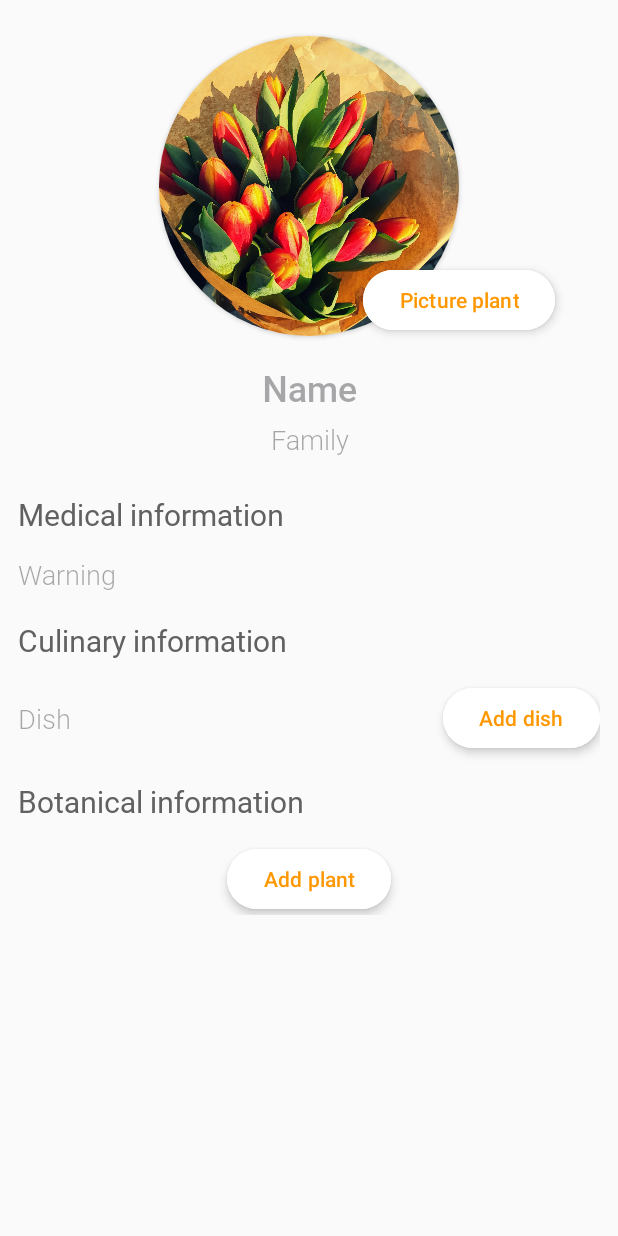
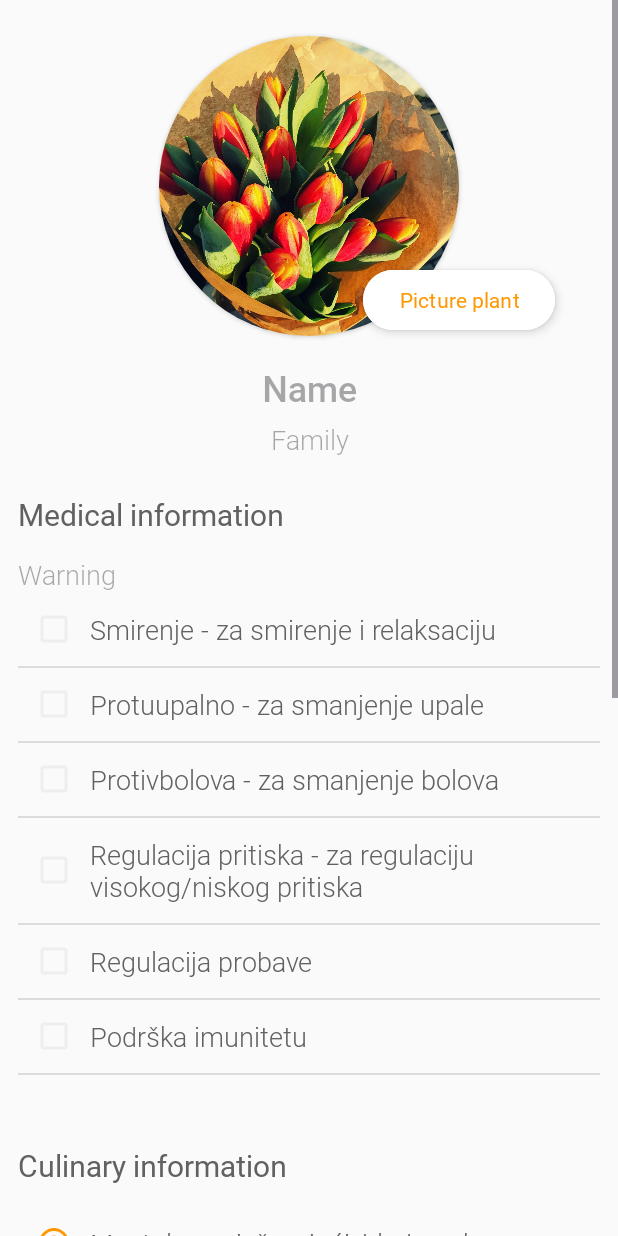
Before and after one commit to kanitakadusic/cuvarkuca, an Android app: the NovaBiljkaActivity screen opened directly, with no data from a screen before it, on a phone screen of 412 x 824 dp. Run offline under Robolectric (Android 15) with nearby library versions, the light colour scheme and no system bars.

Commit message:
List adapter, enum interface

```diff
--- /dev/null
+++ b/app/src/main/java/ba/unsa/etf/rma/cuvarkuca/ChoiceListAdapter.kt
@@ -0,0 +1,40 @@
+package ba.unsa.etf.rma.cuvarkuca
+
+import android.content.Context
+import android.view.LayoutInflater
+import android.view.View
+import android.view.ViewGroup
+import android.widget.ArrayAdapter
+import android.widget.TextView
+
+abstract class ChoiceListAdapter<T : EnumString>(
+    context: Context,
+    protected val enumList: List<T>,
+    private val icons: Pair<Int, Int>
+) : ArrayAdapter<T>(context, 0, enumList) {
+
+    protected abstract fun toggleSelection(position: Int)
+    protected abstract fun isSelectedItem(position: Int): Boolean
+
+    override fun getView(
+        position: Int,
+        convertView: View?,
+        parent: ViewGroup
+    ): View {
+        val view = convertView ?: LayoutInflater
+            .from(context)
+            .inflate(R.layout.listview_item, parent, false)
+
+        val text: TextView = view.findViewById(R.id.listview_item_TEXTVIEW)
+        text.text = enumList[position].string
+
+        val drawable = if (isSelectedItem(position)) icons.first else icons.second
+        text.setCompoundDrawablesWithIntrinsicBounds(drawable, 0, 0, 0)
+
+        text.setOnClickListener {
+            toggleSelection(position)
+        }
+
+        return view
+    }
+}
--- /dev/null
+++ b/app/src/main/java/ba/unsa/etf/rma/cuvarkuca/EnumString.kt
@@ -0,0 +1,5 @@
+package ba.unsa.etf.rma.cuvarkuca
+
+interface EnumString {
+    val string: String
+}
--- a/app/src/main/java/ba/unsa/etf/rma/cuvarkuca/FocusPlantUtility.kt
+++ b/app/src/main/java/ba/unsa/etf/rma/cuvarkuca/FocusPlantUtility.kt
@@ -22,12 +22,12 @@ class FocusPlantUtility {
 
             val benefitList = plant.medicinskeKoristi
             for (i in 0 until minOf(holder.benefits.size, benefitList.size)) {
-                holder.benefits[i].text = benefitList[i].opis
+                holder.benefits[i].text = benefitList[i].string
             }
         }
 
         fun bindCulinaryData(holder: PlantListAdapter.PlantViewHolder, plant: Biljka) {
-            holder.taste.text = plant.profilOkusa.opis
+            holder.taste.text = plant.profilOkusa.string
 
             val dishList = plant.jela
             for (i in 0 until minOf(holder.dishes.size, dishList.size)) {
@@ -39,11 +39,11 @@ class FocusPlantUtility {
             holder.family.text = plant.porodica
 
             if (plant.klimatskiTipovi.isNotEmpty()) {
-                holder.climate.text = plant.klimatskiTipovi[0].opis
+                holder.climate.text = plant.klimatskiTipovi[0].string
             }
 
             if (plant.zemljisniTipovi.isNotEmpty()) {
-                holder.soil.text = plant.zemljisniTipovi[0].naziv
+                holder.soil.text = plant.zemljisniTipovi[0].string
             }
         }
     }
--- a/app/src/main/java/ba/unsa/etf/rma/cuvarkuca/KlimatskiTip.kt
+++ b/app/src/main/java/ba/unsa/etf/rma/cuvarkuca/KlimatskiTip.kt
@@ -1,6 +1,6 @@
 package ba.unsa.etf.rma.cuvarkuca
 
-enum class KlimatskiTip (val opis: String) {
+enum class KlimatskiTip (override val string: String) : EnumString {
     SREDOZEMNA("Mediteranska klima - suha, topla ljeta i blage zime"),
     TROPSKA("Tropska klima - topla i vlažna tokom cijele godine"),
     SUBTROPSKA("Subtropska klima - blage zime i topla do vruća ljeta"),
--- a/app/src/main/java/ba/unsa/etf/rma/cuvarkuca/MedicinskaKorist.kt
+++ b/app/src/main/java/ba/unsa/etf/rma/cuvarkuca/MedicinskaKorist.kt
@@ -1,6 +1,6 @@
 package ba.unsa.etf.rma.cuvarkuca
 
-enum class MedicinskaKorist (val opis: String) {
+enum class MedicinskaKorist (override val string: String) : EnumString {
     SMIRENJE("Smirenje - za smirenje i relaksaciju"),
     PROTUUPALNO("Protuupalno - za smanjenje upale"),
     PROTIVBOLOVA("Protivbolova - za smanjenje bolova"),
--- /dev/null
+++ b/app/src/main/java/ba/unsa/etf/rma/cuvarkuca/MultipleListAdapter.kt
@@ -0,0 +1,30 @@
+package ba.unsa.etf.rma.cuvarkuca
+
+import android.content.Context
+
+class MultipleListAdapter<T : EnumString>(
+    context: Context,
+    enumList: List<T>
+) : ChoiceListAdapter<T>(
+    context,
+    enumList,
+    Pair(R.drawable.checkbox_checked_24px, R.drawable.checkbox_unchecked_24px)
+) {
+
+    private var selected: HashSet<Int> = HashSet()
+
+    fun getSelectedItems(): List<T> {
+        return selected.map { position ->
+            super.enumList[position]
+        }
+    }
+
+    override fun toggleSelection(position: Int) {
+        if (selected.contains(position)) selected.remove(position)
+        else selected.add(position)
+
+        super.notifyDataSetChanged()
+    }
+
+    override fun isSelectedItem(position: Int): Boolean = selected.contains(position)
+}
--- a/app/src/main/java/ba/unsa/etf/rma/cuvarkuca/NovaBiljkaActivity.kt
+++ b/app/src/main/java/ba/unsa/etf/rma/cuvarkuca/NovaBiljkaActivity.kt
@@ -1,11 +1,30 @@
 package ba.unsa.etf.rma.cuvarkuca
 
 import android.os.Bundle
+import android.widget.ListView
 import androidx.appcompat.app.AppCompatActivity
 
 class NovaBiljkaActivity : AppCompatActivity() {
+    private lateinit var benefitLV: ListView
+    private lateinit var benefitLA: MultipleListAdapter<MedicinskaKorist>
+
+    private lateinit var tasteLV: ListView
+    private lateinit var tasteLA: SingleListAdapter<ProfilOkusaBiljke>
+
     override fun onCreate(savedInstanceState: Bundle?) {
         super.onCreate(savedInstanceState)
         setContentView(R.layout.activity_nova_biljka)
+
+        // LIST VIEW - BENEFITS
+
+        benefitLV = findViewById(R.id.medicinskaKoristLV)
+        benefitLA = MultipleListAdapter(this, MedicinskaKorist.entries)
+        benefitLV.adapter = benefitLA
+
+        // LIST VIEW - TASTE
+
+        tasteLV = findViewById(R.id.profilOkusaLV)
+        tasteLA = SingleListAdapter(this, ProfilOkusaBiljke.entries)
+        tasteLV.adapter = tasteLA
     }
 }
--- a/app/src/main/java/ba/unsa/etf/rma/cuvarkuca/ProfilOkusaBiljke.kt
+++ b/app/src/main/java/ba/unsa/etf/rma/cuvarkuca/ProfilOkusaBiljke.kt
@@ -1,6 +1,6 @@
 package ba.unsa.etf.rma.cuvarkuca
 
-enum class ProfilOkusaBiljke (val opis: String) {
+enum class ProfilOkusaBiljke (override val string: String) : EnumString {
     MENTA("Mentol - osvježavajući, hladan ukus"),
     CITRUSNI("Citrusni - osvježavajući, aromatičan"),
     SLATKI("Sladak okus"),
--- /dev/null
+++ b/app/src/main/java/ba/unsa/etf/rma/cuvarkuca/SingleListAdapter.kt
@@ -0,0 +1,24 @@
+package ba.unsa.etf.rma.cuvarkuca
+
+import android.content.Context
+
+class SingleListAdapter<T : EnumString>(
+    context: Context,
+    enumList: List<T>
+) : ChoiceListAdapter<T>(
+    context,
+    enumList,
+    Pair(R.drawable.radio_checked_24px, R.drawable.radio_unchecked_24px)
+) {
+
+    private var selected: Int = 0
+
+    fun getSelectedItem(): Int = selected
+
+    override fun toggleSelection(position: Int) {
+        selected = position
+        super.notifyDataSetChanged()
+    }
+
+    override fun isSelectedItem(position: Int): Boolean = selected == position
+}
--- a/app/src/main/java/ba/unsa/etf/rma/cuvarkuca/Zemljiste.kt
+++ b/app/src/main/java/ba/unsa/etf/rma/cuvarkuca/Zemljiste.kt
@@ -1,6 +1,6 @@
 package ba.unsa.etf.rma.cuvarkuca
 
-enum class Zemljiste (val naziv: String) {
+enum class Zemljiste (override val string: String) : EnumString {
     PJESKOVITO("Pjeskovito zemljište"),
     GLINENO("Glineno zemljište"),
     ILOVACA("Ilovača"),
--- /dev/null
+++ b/app/src/main/res/drawable/checkbox_checked_24px.xml
@@ -0,0 +1,10 @@
+<vector xmlns:android="http://schemas.android.com/apk/res/android"
+    android:width="24dp"
+    android:height="24dp"
+    android:viewportWidth="960"
+    android:viewportHeight="960"
+    android:tint="?attr/colorSecondary">
+  <path
+      android:fillColor="@android:color/white"
+      android:pathData="M424,648L706,366L650,310L424,536L310,422L254,478L424,648ZM200,840Q167,840 143.5,816.5Q120,793 120,760L120,200Q120,167 143.5,143.5Q167,120 200,120L760,120Q793,120 816.5,143.5Q840,167 840,200L840,760Q840,793 816.5,816.5Q793,840 760,840L200,840Z"/>
+</vector>
--- /dev/null
+++ b/app/src/main/res/drawable/checkbox_unchecked_24px.xml
@@ -0,0 +1,10 @@
+<vector xmlns:android="http://schemas.android.com/apk/res/android"
+    android:width="24dp"
+    android:height="24dp"
+    android:viewportWidth="960"
+    android:viewportHeight="960"
+    android:tint="?attr/colorOutline">
+  <path
+      android:fillColor="@android:color/white"
+      android:pathData="M200,840Q167,840 143.5,816.5Q120,793 120,760L120,200Q120,167 143.5,143.5Q167,120 200,120L760,120Q793,120 816.5,143.5Q840,167 840,200L840,760Q840,793 816.5,816.5Q793,840 760,840L200,840ZM200,760L760,760Q760,760 760,760Q760,760 760,760L760,200Q760,200 760,200Q760,200 760,200L200,200Q200,200 200,200Q200,200 200,200L200,760Q200,760 200,760Q200,760 200,760Z"/>
+</vector>
--- /dev/null
+++ b/app/src/main/res/drawable/radio_checked_24px.xml
@@ -0,0 +1,10 @@
+<vector xmlns:android="http://schemas.android.com/apk/res/android"
+    android:width="24dp"
+    android:height="24dp"
+    android:viewportWidth="960"
+    android:viewportHeight="960"
+    android:tint="?attr/colorSecondary">
+  <path
+      android:fillColor="@android:color/white"
+      android:pathData="M480,680Q563,680 621.5,621.5Q680,563 680,480Q680,397 621.5,338.5Q563,280 480,280Q397,280 338.5,338.5Q280,397 280,480Q280,563 338.5,621.5Q397,680 480,680ZM480,880Q397,880 324,848.5Q251,817 197,763Q143,709 111.5,636Q80,563 80,480Q80,397 111.5,324Q143,251 197,197Q251,143 324,111.5Q397,80 480,80Q563,80 636,111.5Q709,143 763,197Q817,251 848.5,324Q880,397 880,480Q880,563 848.5,636Q817,709 763,763Q709,817 636,848.5Q563,880 480,880ZM480,800Q614,800 707,707Q800,614 800,480Q800,346 707,253Q614,160 480,160Q346,160 253,253Q160,346 160,480Q160,614 253,707Q346,800 480,800ZM480,480Q480,480 480,480Q480,480 480,480Q480,480 480,480Q480,480 480,480Q480,480 480,480Q480,480 480,480Q480,480 480,480Q480,480 480,480Z"/>
+</vector>
--- /dev/null
+++ b/app/src/main/res/drawable/radio_unchecked_24px.xml
@@ -0,0 +1,10 @@
+<vector xmlns:android="http://schemas.android.com/apk/res/android"
+    android:width="24dp"
+    android:height="24dp"
+    android:viewportWidth="960"
+    android:viewportHeight="960"
+    android:tint="?attr/colorOutline">
+  <path
+      android:fillColor="@android:color/white"
+      android:pathData="M480,880Q397,880 324,848.5Q251,817 197,763Q143,709 111.5,636Q80,563 80,480Q80,397 111.5,324Q143,251 197,197Q251,143 324,111.5Q397,80 480,80Q563,80 636,111.5Q709,143 763,197Q817,251 848.5,324Q880,397 880,480Q880,563 848.5,636Q817,709 763,763Q709,817 636,848.5Q563,880 480,880ZM480,800Q614,800 707,707Q800,614 800,480Q800,346 707,253Q614,160 480,160Q346,160 253,253Q160,346 160,480Q160,614 253,707Q346,800 480,800ZM480,480Q480,480 480,480Q480,480 480,480Q480,480 480,480Q480,480 480,480Q480,480 480,480Q480,480 480,480Q480,480 480,480Q480,480 480,480Z"/>
+</vector>
--- a/app/src/main/res/layout/activity_nova_biljka.xml
+++ b/app/src/main/res/layout/activity_nova_biljka.xml
@@ -5,6 +5,7 @@
     xmlns:tools="http://schemas.android.com/tools"
     android:layout_width="match_parent"
     android:layout_height="match_parent"
+    android:overScrollMode="never"
     tools:context=".NovaBiljkaActivity">
 
     <androidx.constraintlayout.widget.ConstraintLayout
@@ -42,7 +43,7 @@
             android:layout_width="wrap_content"
             android:layout_height="wrap_content"
             android:text="@string/camera"
-            android:textColor="?attr/colorSecondary"
+            style="@style/ADD_button"
             android:backgroundTint="?attr/colorSurface"
             android:elevation="4dp"
             android:stateListAnimator="@null"
@@ -85,7 +86,7 @@
             android:layout_marginTop="18dp"
             android:layout_marginBottom="14dp"
             android:text="@string/medical_info"
-            style="@style/ADD_headings"
+            style="@style/ADD_heading"
             app:layout_constraintBottom_toTopOf="@id/medicinskoUpozorenjeET"
             app:layout_constraintEnd_toEndOf="parent"
             app:layout_constraintStart_toStartOf="parent"
@@ -97,7 +98,7 @@
             android:layout_height="wrap_content"
             android:hint="@string/warning"
             android:background="@null"
-            style="@style/ADD_inputs"
+            style="@style/ADD_input"
             android:importantForAutofill="no"
             app:layout_constraintBottom_toTopOf="@id/medicinskaKoristLV"
             app:layout_constraintEnd_toEndOf="parent"
@@ -107,7 +108,10 @@
         <ListView
             android:id="@+id/medicinskaKoristLV"
             android:layout_width="match_parent"
-            android:layout_height="wrap_content"
+            android:layout_height="350dp"
+            android:choiceMode="multipleChoice"
+            android:listSelector="@android:color/transparent"
+            android:overScrollMode="never"
             app:layout_constraintBottom_toTopOf="@id/culinaryTV"
             app:layout_constraintEnd_toEndOf="parent"
             app:layout_constraintStart_toStartOf="parent"
@@ -120,7 +124,7 @@
             android:layout_marginTop="18dp"
             android:layout_marginBottom="14dp"
             android:text="@string/culinary_info"
-            style="@style/ADD_headings"
+            style="@style/ADD_heading"
             app:layout_constraintBottom_toTopOf="@id/profilOkusaLV"
             app:layout_constraintEnd_toEndOf="parent"
             app:layout_constraintStart_toStartOf="parent"
@@ -129,7 +133,10 @@
         <ListView
             android:id="@+id/profilOkusaLV"
             android:layout_width="match_parent"
-            android:layout_height="wrap_content"
+            android:layout_height="500dp"
+            android:choiceMode="singleChoice"
+            android:listSelector="@android:color/transparent"
+            android:overScrollMode="never"
             app:layout_constraintBottom_toTopOf="@id/dodajJeloBtn"
             app:layout_constraintEnd_toEndOf="parent"
             app:layout_constraintStart_toStartOf="parent"
@@ -142,7 +149,7 @@
             android:layout_marginEnd="12dp"
             android:hint="@string/dish"
             android:background="@null"
-            style="@style/ADD_inputs"
+            style="@style/ADD_input"
             android:importantForAutofill="no"
             app:layout_constraintBottom_toTopOf="@id/jelaLV"
             app:layout_constraintEnd_toStartOf="@id/dodajJeloBtn"
@@ -154,7 +161,7 @@
             android:layout_width="wrap_content"
             android:layout_height="wrap_content"
             android:text="@string/add_dish"
-            android:textColor="?attr/colorSecondary"
+            style="@style/ADD_button"
             android:backgroundTint="?attr/colorSurface"
             android:elevation="4dp"
             android:stateListAnimator="@null"
@@ -179,7 +186,7 @@
             android:layout_marginTop="18dp"
             android:layout_marginBottom="14dp"
             android:text="@string/botanical_info"
-            style="@style/ADD_headings"
+            style="@style/ADD_heading"
             app:layout_constraintBottom_toTopOf="@id/klimatskiTipLV"
             app:layout_constraintEnd_toEndOf="parent"
             app:layout_constraintStart_toStartOf="parent"
@@ -208,7 +215,7 @@
             android:layout_width="wrap_content"
             android:layout_height="wrap_content"
             android:text="@string/add_plant"
-            android:textColor="?attr/colorSecondary"
+            style="@style/ADD_button"
             android:backgroundTint="?attr/colorSurface"
             android:elevation="4dp"
             android:stateListAnimator="@null"
--- /dev/null
+++ b/app/src/main/res/layout/listview_item.xml
@@ -0,0 +1,16 @@
+<?xml version="1.0" encoding="utf-8"?>
+<LinearLayout
+    xmlns:android="http://schemas.android.com/apk/res/android"
+    android:layout_width="match_parent"
+    android:layout_height="wrap_content"
+    android:layout_margin="12dp">
+
+    <TextView
+        android:id="@+id/listview_item_TEXTVIEW"
+        android:layout_width="match_parent"
+        android:layout_height="wrap_content"
+        android:padding="12dp"
+        android:drawablePadding="12dp"
+        style="@style/ADD_list" />
+
+</LinearLayout>
--- a/app/src/main/res/values-night/themes.xml
+++ b/app/src/main/res/values-night/themes.xml
@@ -18,6 +18,8 @@
         <item name="colorSurface">@color/grey_850</item>
         <item name="colorOnSurface">@color/grey_200</item>
 
+        <item name="colorOutline">@color/grey_850</item>
+
         <item name="android:windowBackground">@color/grey_900</item>
 
         <item name="android:statusBarColor">?attr/backgroundColor</item>
--- a/app/src/main/res/values/styles.xml
+++ b/app/src/main/res/values/styles.xml
@@ -44,17 +44,29 @@
         <item name="android:gravity">center</item>
         <item name="android:inputType">text</item>
     </style>
-    <style name="ADD_inputs">
+    <style name="ADD_button">
+        <item name="android:fontFamily">@font/roboto_regular</item>
+        <item name="android:textColor">?attr/colorSecondary</item>
+        <item name="android:textSize">14sp</item>
+        <item name="android:gravity">center</item>
+    </style>
+    <style name="ADD_heading">
+        <item name="android:fontFamily">@font/roboto_regular</item>
+        <item name="android:textColor">?attr/colorOnSurface</item>
+        <item name="android:textSize">20sp</item>
+        <item name="android:gravity">center_vertical</item>
+    </style>
+    <style name="ADD_input">
         <item name="android:fontFamily">@font/roboto_light</item>
         <item name="android:textColor">?attr/colorOnBackground</item>
         <item name="android:textSize">18sp</item>
         <item name="android:gravity">center_vertical</item>
         <item name="android:inputType">text</item>
     </style>
-    <style name="ADD_headings">
-        <item name="android:fontFamily">@font/roboto_regular</item>
+    <style name="ADD_list">
+        <item name="android:fontFamily">@font/roboto_light</item>
         <item name="android:textColor">?attr/colorOnSurface</item>
-        <item name="android:textSize">20sp</item>
+        <item name="android:textSize">18sp</item>
         <item name="android:gravity">center_vertical</item>
     </style>
     <style name="ShapeAppearance.App.Fab" parent="ShapeAppearance.MaterialComponents">
--- a/app/src/main/res/values/themes.xml
+++ b/app/src/main/res/values/themes.xml
@@ -18,6 +18,8 @@
         <item name="colorSurface">@color/white</item>
         <item name="colorOnSurface">@color/grey_700</item>
 
+        <item name="colorOutline">@color/grey_200</item>
+
         <item name="android:windowBackground">@color/grey_50</item>
 
         <item name="android:statusBarColor">?attr/backgroundColor</item>
```
